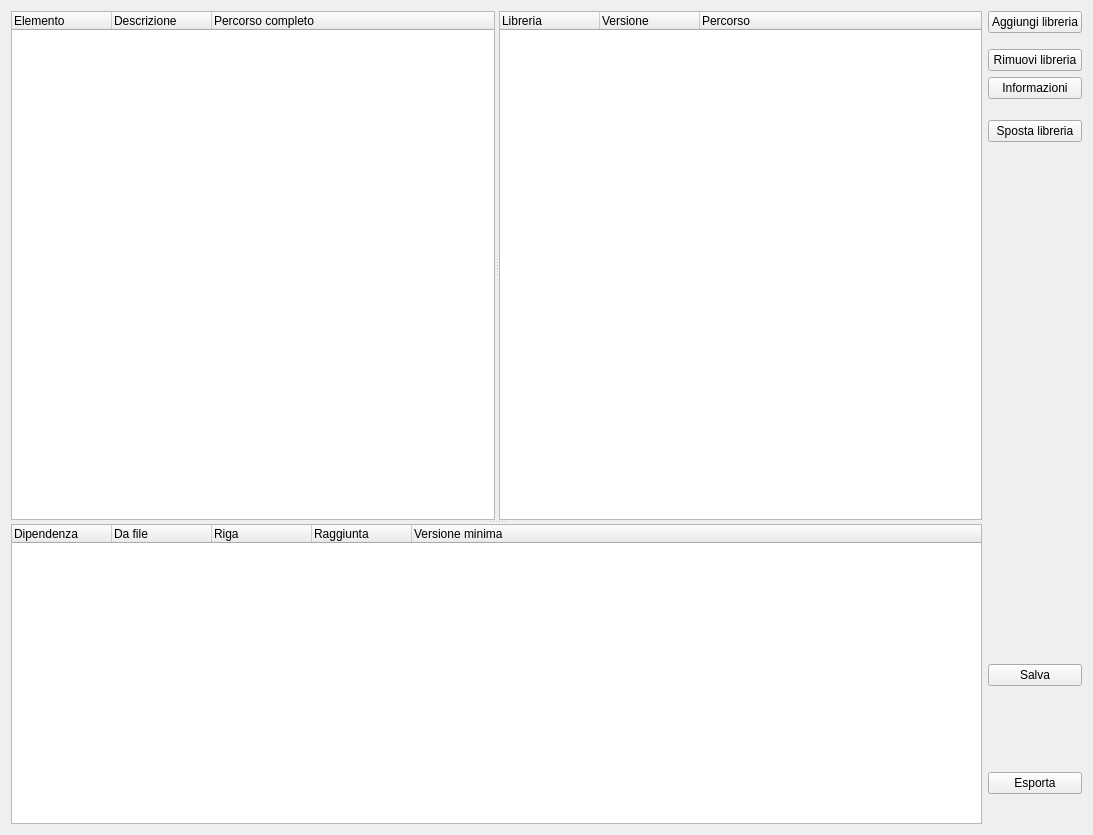
Before: the Qt Designer form gui/packagetab.ui in Gabriele266/ArduinoPacMan, drawn with Qt 5.
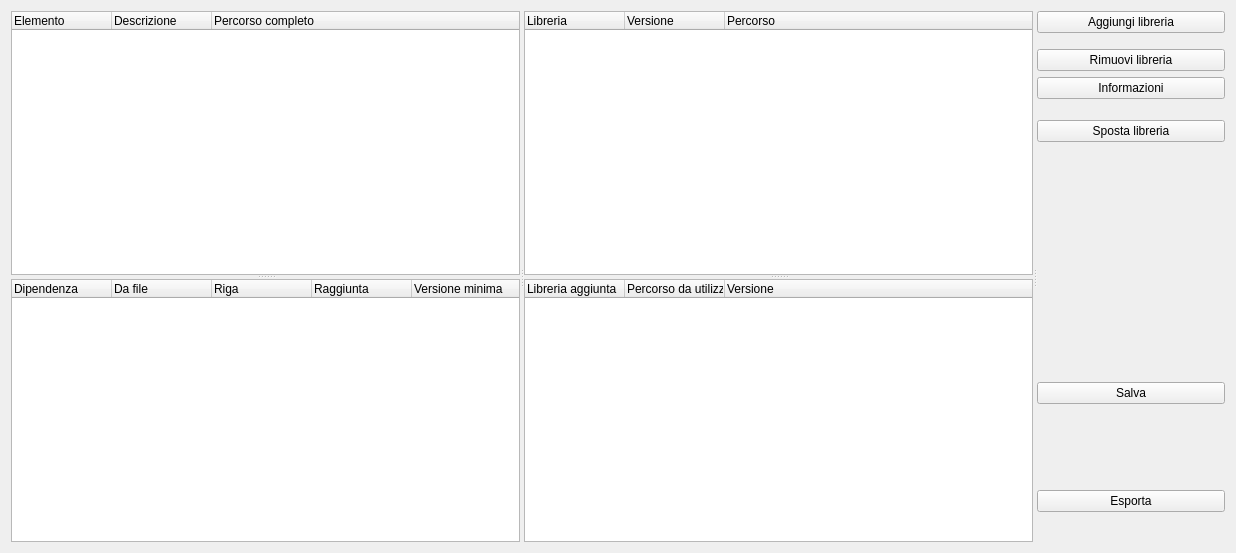
After: the same form once the commit is applied.

Commit message: Aggiunta vista librerie aggiunte al pacchetto

What changed in the file:
```diff
--- a/gui/packagetab.ui
+++ b/gui/packagetab.ui
@@ -6,17 +6,37 @@
    <rect>
     <x>0</x>
     <y>0</y>
-    <width>1093</width>
-    <height>835</height>
+    <width>1236</width>
+    <height>553</height>
    </rect>
   </property>
+  <property name="sizePolicy">
+   <sizepolicy hsizetype="Expanding" vsizetype="Expanding">
+    <horstretch>0</horstretch>
+    <verstretch>0</verstretch>
+   </sizepolicy>
+  </property>
+  <property name="minimumSize">
+   <size>
+    <width>0</width>
+    <height>0</height>
+   </size>
+  </property>
   <property name="windowTitle">
    <string>Form</string>
   </property>
-  <layout class="QHBoxLayout" name="horizontalLayout_2">
-   <item>
     <layout class="QHBoxLayout" name="horizontalLayout">
      <item>
+    <widget class="QSplitter" name="splitter_3">
+     <property name="sizePolicy">
+      <sizepolicy hsizetype="Expanding" vsizetype="Expanding">
+       <horstretch>0</horstretch>
+       <verstretch>0</verstretch>
+      </sizepolicy>
+     </property>
+     <property name="orientation">
+      <enum>Qt::Horizontal</enum>
+     </property>
       <widget class="QSplitter" name="splitter_2">
        <property name="sizePolicy">
         <sizepolicy hsizetype="Expanding" vsizetype="Expanding">
@@ -24,29 +44,23 @@
          <verstretch>0</verstretch>
         </sizepolicy>
        </property>
-       <property name="minimumSize">
-        <size>
-         <width>100</width>
-         <height>100</height>
-        </size>
-       </property>
        <property name="orientation">
-        <enum>Qt::Vertical</enum>
+       <enum>Qt::Horizontal</enum>
        </property>
        <widget class="QSplitter" name="splitter">
-        <property name="minimumSize">
-         <size>
-          <width>100</width>
-          <height>100</height>
-         </size>
+       <property name="sizePolicy">
+        <sizepolicy hsizetype="Expanding" vsizetype="Expanding">
+         <horstretch>0</horstretch>
+         <verstretch>0</verstretch>
+        </sizepolicy>
         </property>
         <property name="orientation">
-         <enum>Qt::Horizontal</enum>
+        <enum>Qt::Vertical</enum>
         </property>
         <widget class="QTreeWidget" name="fileBrowser">
          <property name="minimumSize">
           <size>
-           <width>100</width>
+          <width>300</width>
            <height>100</height>
           </size>
          </property>
@@ -66,40 +80,16 @@
           </property>
          </column>
         </widget>
-        <widget class="QTreeWidget" name="libraryBrowser">
-         <property name="minimumSize">
-          <size>
-           <width>100</width>
-           <height>100</height>
-          </size>
-         </property>
-         <column>
-          <property name="text">
-           <string>Libreria</string>
-          </property>
-         </column>
-         <column>
-          <property name="text">
-           <string>Versione</string>
-          </property>
-         </column>
-         <column>
-          <property name="text">
-           <string>Percorso</string>
-          </property>
-         </column>
-        </widget>
-       </widget>
        <widget class="QTreeWidget" name="dependencyBrowser">
         <property name="minimumSize">
          <size>
           <width>100</width>
-          <height>100</height>
+          <height>200</height>
          </size>
         </property>
         <property name="maximumSize">
          <size>
-          <width>16777215</width>
+          <width>16161616</width>
           <height>300</height>
          </size>
         </property>
@@ -130,11 +120,68 @@
         </column>
        </widget>
       </widget>
-     </item>
-     <item>
-      <layout class="QVBoxLayout" name="verticalLayout">
+      <widget class="QSplitter" name="libTools">
+       <property name="sizePolicy">
+        <sizepolicy hsizetype="Expanding" vsizetype="Expanding">
+         <horstretch>0</horstretch>
+         <verstretch>0</verstretch>
+        </sizepolicy>
+       </property>
+       <property name="orientation">
+        <enum>Qt::Vertical</enum>
+       </property>
+       <widget class="QTreeWidget" name="libraryBrowser">
+        <property name="minimumSize">
+         <size>
+          <width>100</width>
+          <height>100</height>
+         </size>
+        </property>
+        <column>
+         <property name="text">
+          <string>Libreria</string>
+         </property>
+        </column>
+        <column>
+         <property name="text">
+          <string>Versione</string>
+         </property>
+        </column>
+        <column>
+         <property name="text">
+          <string>Percorso</string>
+         </property>
+        </column>
+       </widget>
+       <widget class="QTreeWidget" name="packageLibraryViewer">
+        <property name="minimumSize">
+         <size>
+          <width>100</width>
+          <height>100</height>
+         </size>
+        </property>
+        <column>
+         <property name="text">
+          <string>Libreria aggiunta</string>
+         </property>
+        </column>
+        <column>
+         <property name="text">
+          <string>Percorso da utilizzare</string>
+         </property>
+        </column>
+        <column>
+         <property name="text">
+          <string>Versione</string>
+         </property>
+        </column>
+       </widget>
+      </widget>
+     </widget>
+     <widget class="QWidget" name="">
+      <layout class="QVBoxLayout" name="buttonBox">
        <property name="sizeConstraint">
-        <enum>QLayout::SetMinimumSize</enum>
+        <enum>QLayout::SetDefaultConstraint</enum>
        </property>
        <item>
         <widget class="QPushButton" name="addLibraryButton">
@@ -259,8 +306,8 @@
         </spacer>
        </item>
       </layout>
-     </item>
-    </layout>
+     </widget>
+    </widget>
    </item>
   </layout>
  </widget>
```
Lines whose indentation alone changed are shown as unchanged. The commit also changes 1 other file.
